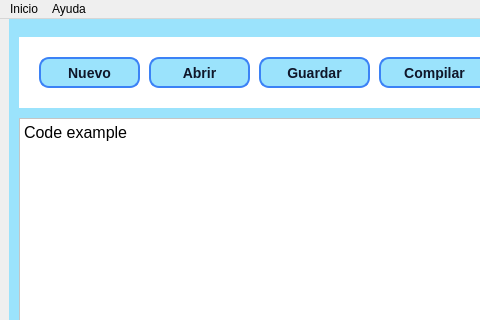
Old version of the form main_window.ui in the repository Phowk/compilasoft; both pictures show x 0 to 480 and y 0 to 320 of the 798 by 600 pixel window.
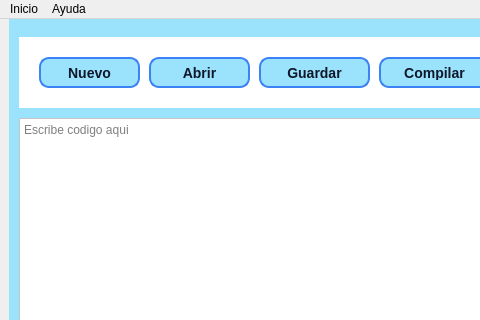
New version of the form. Icons and pictures are not drawn.

Commit message: Enhance main.py functionality with new translation features and UI improvements

Patch:
```diff
--- a/main_window.ui
+++ b/main_window.ui
@@ -63,6 +63,9 @@
 color: black;
 font: 12pt &quot;Terminal&quot;;</string>
      </property>
+     <property name="lineWrapColumnOrWidth">
+      <number>0</number>
+     </property>
      <property name="html">
       <string>&lt;!DOCTYPE HTML PUBLIC &quot;-//W3C//DTD HTML 4.0//EN&quot; &quot;http://www.w3.org/TR/REC-html40/strict.dtd&quot;&gt;
 &lt;html&gt;&lt;head&gt;&lt;meta name=&quot;qrichtext&quot; content=&quot;1&quot; /&gt;&lt;meta charset=&quot;utf-8&quot; /&gt;&lt;style type=&quot;text/css&quot;&gt;
@@ -71,7 +74,16 @@
 li.unchecked::marker { content: &quot;\2610&quot;; }
 li.checked::marker { content: &quot;\2612&quot;; }
 &lt;/style&gt;&lt;/head&gt;&lt;body style=&quot; font-family:'Terminal'; font-size:12pt; font-weight:400; font-style:normal;&quot;&gt;
-&lt;p style=&quot; margin-top:0px; margin-bottom:0px; margin-left:0px; margin-right:0px; -qt-block-indent:0; text-indent:0px;&quot;&gt;Code example&lt;/p&gt;&lt;/body&gt;&lt;/html&gt;</string>
+&lt;p style=&quot;-qt-paragraph-type:empty; margin-top:0px; margin-bottom:0px; margin-left:0px; margin-right:0px; -qt-block-indent:0; text-indent:0px;&quot;&gt;&lt;br /&gt;&lt;/p&gt;&lt;/body&gt;&lt;/html&gt;</string>
+     </property>
+     <property name="tabStopDistance">
+      <double>49.000000000000000</double>
+     </property>
+     <property name="cursorWidth">
+      <number>2</number>
+     </property>
+     <property name="placeholderText">
+      <string>Escribe codigo aqui</string>
      </property>
     </widget>
     <widget class="QWidget" name="widget" native="true">
```
The commit also changes 7 other files.
